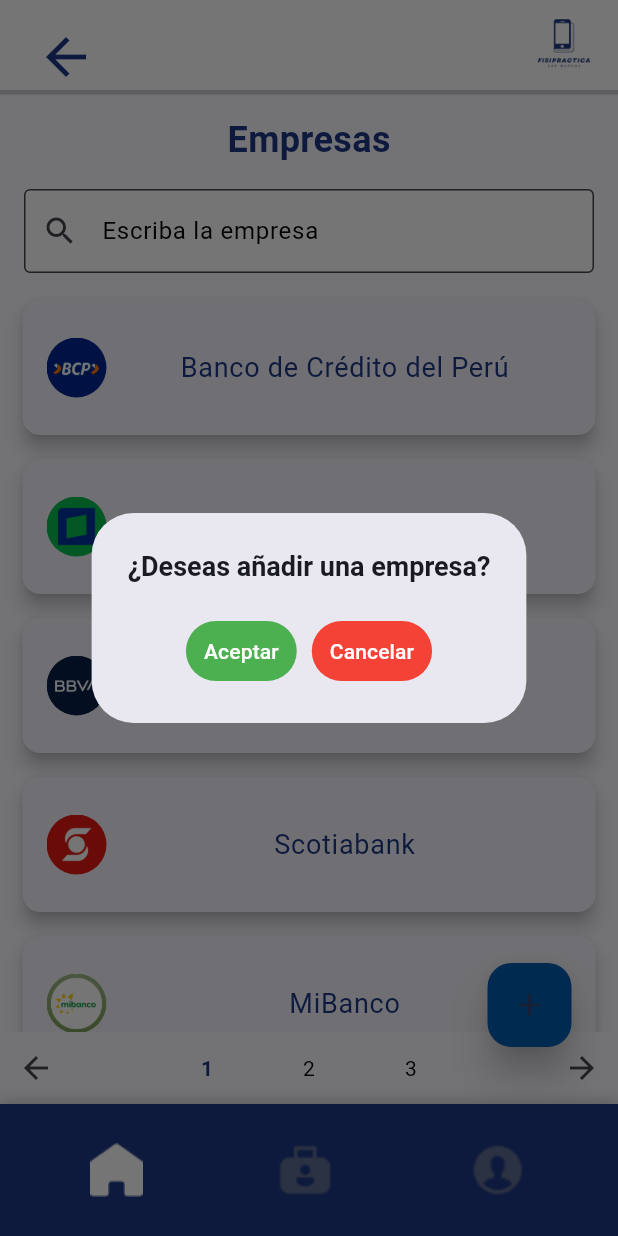
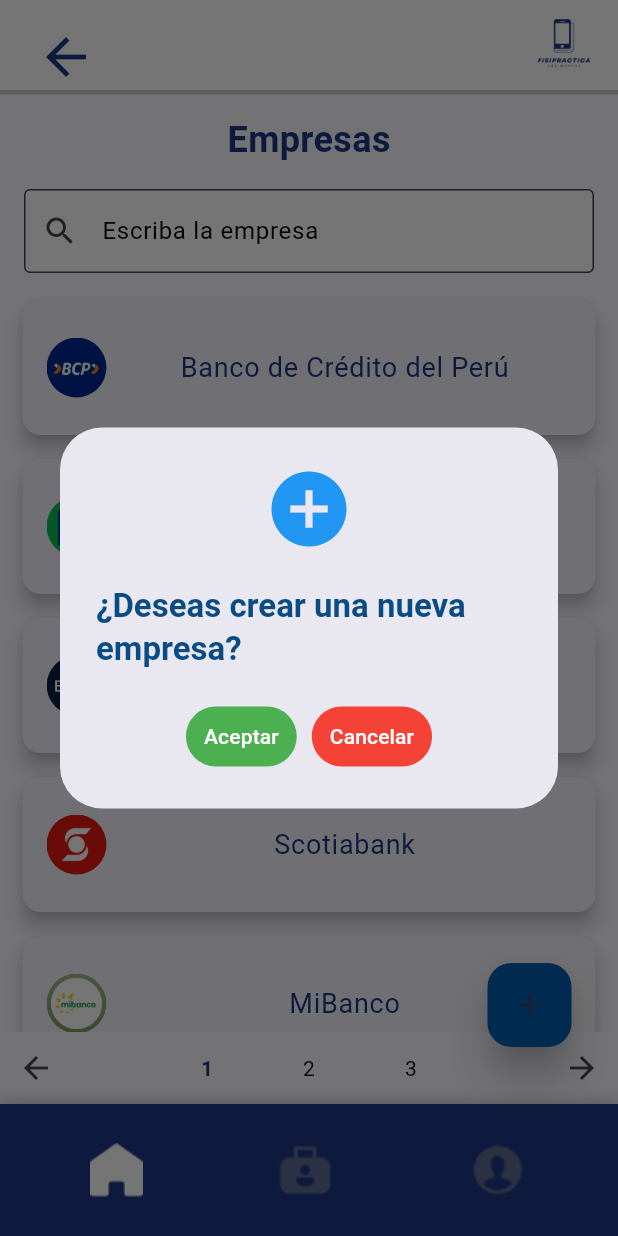
Before and after one commit to LKA102/G7-FISIPRACTICA, a Flutter app: the AdminEmpresaScreen screen opened directly, after a tap on the "add" icon, on a phone screen of 412 x 824 dp. Run offline on Flutter 3.47's test engine with Material 3 defaults, Android fonts, the phone set to English and light mode, and no system bars; our stand-ins replace dio, flutter_dotenv, logger; accounts and stored records are empty.

Commit message:
añadiendo funciones

```diff
--- a/flutter_app/lib/screens/admin_empresa_screen.dart
+++ b/flutter_app/lib/screens/admin_empresa_screen.dart
@@ -1,5 +1,5 @@
 import 'package:flutter/material.dart';
-import 'crear_empresa_screen.dart';
+import 'crear_empresa_screen.dart'; // Importamos la pantalla donde se creará la empresa
 import '../widgets/header.dart';
 import '../widgets/footer.dart';
 
@@ -32,7 +32,7 @@ class _AdminEmpresaScreenState extends State<AdminEmpresaScreen> {
   final ScrollController _scrollController = ScrollController();
   int _currentPage = 1;
   final int _itemsPerPage = 5;
-  String _searchQuery = "";
+  String _searchQuery = ""; // Variable de búsqueda
 
   void _previousPage() {
     setState(() {
@@ -57,16 +57,88 @@ class _AdminEmpresaScreenState extends State<AdminEmpresaScreen> {
         .toList();
   }
 
-  void _showConfirmationDialog() {
+  // Función para mostrar el cuadro de confirmación de agregar empresa
+  void _showAddConfirmationDialog() {
     showDialog(
       context: context,
       builder: (BuildContext context) {
         return AlertDialog(
           contentPadding: const EdgeInsets.all(20),
-          title: const Text(
-            '¿Deseas añadir una empresa?',
-            textAlign: TextAlign.center,
-            style: TextStyle(fontSize: 18, fontWeight: FontWeight.bold),
+          title: Column(
+            children: const [
+              Icon(
+                Icons.add_circle,
+                color: Colors.blue,
+                size: 60,
+              ),
+              SizedBox(height: 20),
+              Text(
+                '¿Deseas crear una nueva empresa?',
+                style: TextStyle(
+                  fontWeight: FontWeight.bold,
+                  fontSize: 22,
+                  color: Color.fromARGB(255, 8, 76, 131),
+                ),
+              ),
+            ],
+          ),
+          actions: <Widget>[
+            Row(
+              mainAxisAlignment: MainAxisAlignment.center,
+              children: <Widget>[
+                TextButton(
+                  style: TextButton.styleFrom(
+                    backgroundColor: Colors.green,
+                    foregroundColor: Colors.white,
+                  ),
+                  child: const Text('Aceptar'),
+                  onPressed: () {
+                    Navigator.push(
+                      context,
+                      MaterialPageRoute(builder: (context) => CrearEmpresaScreen()),
+                    );
+                  },
+                ),
+                const SizedBox(width: 10),
+                TextButton(
+                  style: TextButton.styleFrom(
+                    backgroundColor: Colors.red,
+                    foregroundColor: Colors.white,
+                  ),
+                  child: const Text('Cancelar'),
+                  onPressed: () {
+                    Navigator.of(context).pop();
+                  },
+                ),
+              ],
+            ),
+          ],
+        );
+      },
+    );
+  }
+
+  // Función para mostrar el cuadro de confirmación de eliminar empresa
+  void _showDeleteConfirmationDialog(Map<String, String> empresa) {
+    showDialog(
+      context: context,
+      builder: (BuildContext context) {
+        return AlertDialog(
+          contentPadding: const EdgeInsets.all(20),
+          title: Column(
+            children: [
+              CircleAvatar(
+                radius: 40,
+                backgroundColor: Colors.transparent,
+                backgroundImage: AssetImage(empresa['foto']!),
+              ),
+              const SizedBox(height: 10),
+              Text(
+                '¿Deseas eliminar a ${empresa['nombre']}?',
+                textAlign: TextAlign.center,
+                style: const TextStyle(fontSize: 18, fontWeight: FontWeight.bold),
+              ),
+            ],
           ),
           actions: <Widget>[
             Row(
@@ -80,10 +152,7 @@ class _AdminEmpresaScreenState extends State<AdminEmpresaScreen> {
                   child: const Text('Aceptar'),
                   onPressed: () {
                     Navigator.of(context).pop();
-                    Navigator.push(
-                      context,
-                      MaterialPageRoute(builder: (context) => CrearEmpresaScreen()),
-                    );
+                    // Aquí puedes agregar la lógica para eliminar la empresa de la lista
                   },
                 ),
                 const SizedBox(width: 10),
@@ -92,7 +161,7 @@ class _AdminEmpresaScreenState extends State<AdminEmpresaScreen> {
                     backgroundColor: Colors.red,
                     foregroundColor: Colors.white,
                   ),
-                  child: const Text('Cancelar'),
+                  child: const Text('Denegar'),
                   onPressed: () {
                     Navigator.of(context).pop();
                   },
@@ -134,6 +203,8 @@ class _AdminEmpresaScreenState extends State<AdminEmpresaScreen> {
               ),
             ),
           ),
+
+          // Buscador de empresas
           Padding(
             padding: const EdgeInsets.symmetric(horizontal: 16.0),
             child: TextField(
@@ -156,6 +227,8 @@ class _AdminEmpresaScreenState extends State<AdminEmpresaScreen> {
             ),
           ),
           const SizedBox(height: 10),
+
+          // Lista de empresas
           Expanded(
             child: ListView.builder(
               controller: _scrollController,
@@ -168,7 +241,7 @@ class _AdminEmpresaScreenState extends State<AdminEmpresaScreen> {
                     elevation: 5,
                     child: InkWell(
                       onTap: () {
-                        _showConfirmationDialog();
+                        _showDeleteConfirmationDialog(currentEmpresas[index]);
                       },
                       child: SizedBox(
                         height: 90,
@@ -195,6 +268,8 @@ class _AdminEmpresaScreenState extends State<AdminEmpresaScreen> {
               },
             ),
           ),
+
+          // Paginación
           Row(
             mainAxisAlignment: MainAxisAlignment.spaceBetween,
             children: <Widget>[
@@ -239,7 +314,7 @@ class _AdminEmpresaScreenState extends State<AdminEmpresaScreen> {
       floatingActionButton: Padding(
         padding: const EdgeInsets.only(bottom: 110.0, right: 15.0),
         child: FloatingActionButton(
-          onPressed: _showConfirmationDialog,
+          onPressed: _showAddConfirmationDialog, // Mostrar cuadro de agregar empresa
           backgroundColor: const Color(0xFF005BAC),
           child: const Icon(Icons.add),
           elevation: 10,
```
Also changed, not shown: flutter_app/lib/screens/editar_admin_screen.dart (added, +188 -0 lines), flutter_app/lib/screens/editar_perfil_reclutador_screen.dart (+56 -10 lines), flutter_app/lib/widgets/footer.dart (+36 -0 lines).
